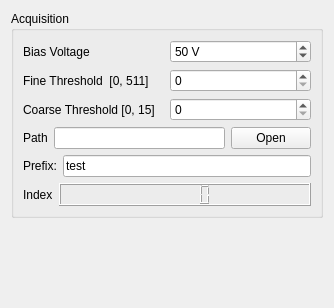
First picture: the form in pymepixviewer/panels/ui/acqconfig.ui, repository CFEL-CMI/pymepix-viewer, before the edit.
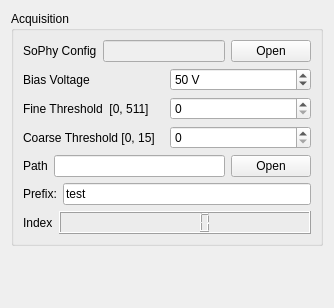
Second picture: the form after the edit.

Commit message: #17 Save the state of the viewer for acqconfig and the loaded SoPhy file

What changed in the file:
```diff
--- a/pymepixviewer/panels/ui/acqconfig.ui
+++ b/pymepixviewer/panels/ui/acqconfig.ui
@@ -22,6 +22,31 @@
         <string>Acquisition</string>
        </property>
        <layout class="QVBoxLayout" name="verticalLayout_2">
+        <item>
+         <layout class="QHBoxLayout" name="horizontalLayout">
+          <item>
+           <widget class="QLabel" name="label_sophy_config">
+            <property name="text">
+             <string>SoPhy Config</string>
+            </property>
+           </widget>
+          </item>
+          <item>
+           <widget class="QLineEdit" name="sophy_config">
+            <property name="enabled">
+             <bool>false</bool>
+            </property>
+           </widget>
+          </item>
+          <item>
+           <widget class="QPushButton" name="open_sophy_config">
+            <property name="text">
+             <string>Open</string>
+            </property>
+           </widget>
+          </item>
+         </layout>
+        </item>
         <item>
          <layout class="QHBoxLayout" name="horizontalLayout_16">
           <item>
```
The commit also changes 5 other files.
